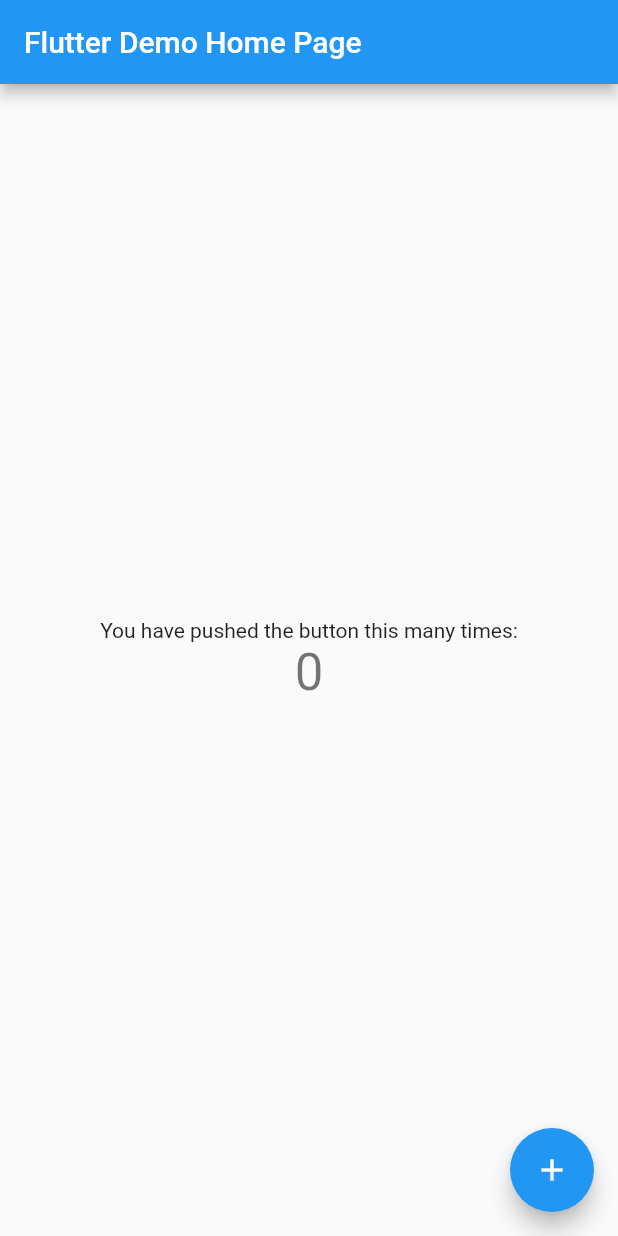
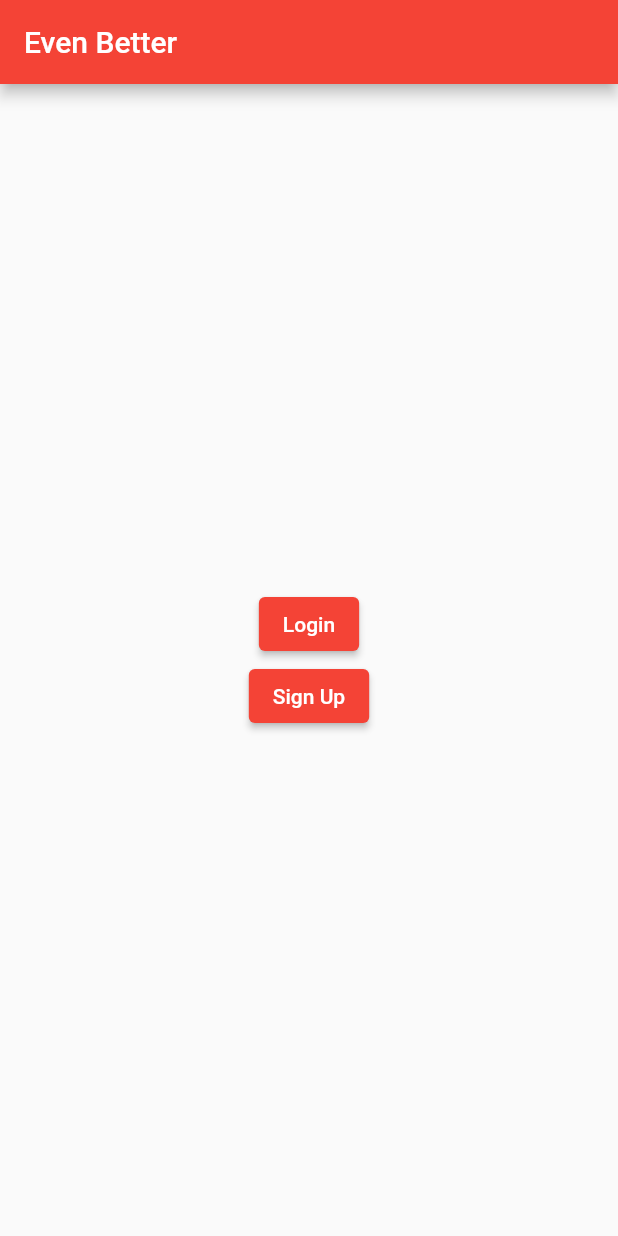
Before and after one commit to rhit-lakstise/even-better, a Flutter app: the screen it shows after launch, on a phone screen of 412 x 824 dp. Run offline on Flutter 3.47's test engine with Material 2 defaults, Android fonts, the phone set to English and light mode, and no system bars.

Commit message:
basic structure created

```diff
--- /dev/null
+++ b/even_better/lib/homepage.dart
@@ -0,0 +1,26 @@
+import 'package:flutter/material.dart';
+
+import './main.dart';
+class MyHomePage extends StatelessWidget {
+  const MyHomePage({Key? key, required this.title}) : super(key: key);
+
+  void _login() {}
+
+  final String title;
+  @override
+  Widget build(BuildContext context) {
+    return Scaffold(
+      appBar: AppBar(
+        title: const Text(MyApp.appTitle),
+      ),
+      body: Center(
+        child: Column(
+          mainAxisAlignment: MainAxisAlignment.center,
+          children: <Widget>[
+            ElevatedButton(onPressed: _login, child: const Text("Login")),
+            ElevatedButton(onPressed: _login, child: const Text("Sign Up")),
+          ],
+        ),
+      ),
+    );
+  }
--- a/even_better/lib/main.dart
+++ b/even_better/lib/main.dart
@@ -1,4 +1,6 @@
 import 'package:flutter/material.dart';
+
+import './homepage.dart';
 
 void main() {
   runApp(const MyApp());
@@ -6,110 +8,16 @@
 
 class MyApp extends StatelessWidget {
   const MyApp({Key? key}) : super(key: key);
-
-  // This widget is the root of your application.
+  static const appTitle = "Even Better";
   @override
   Widget build(BuildContext context) {
     return MaterialApp(
-      title: 'Flutter Demo',
+      title: MyApp.appTitle,
       theme: ThemeData(
-        // This is the theme of your application.
-        //
-        // Try running your application with "flutter run". You'll see the
-        // application has a blue toolbar. Then, without quitting the app, try
-        // changing the primarySwatch below to Colors.green and then invoke
-        // "hot reload" (press "r" in the console where you ran "flutter run",
-        // or simply save your changes to "hot reload" in a Flutter IDE).
-        // Notice that the counter didn't reset back to zero; the application
-        // is not restarted.
-        primarySwatch: Colors.blue,
+        //TODO: make a custom color with the rose color palette
+        primarySwatch: Colors.red,
       ),
-      home: const MyHomePage(title: 'Flutter Demo Home Page'),
+      home: const MyHomePage(title: MyApp.appTitle),
     );
   }
 }
-
-class MyHomePage extends StatefulWidget {
-  const MyHomePage({Key? key, required this.title}) : super(key: key);
-
-  // This widget is the home page of your application. It is stateful, meaning
-  // that it has a State object (defined below) that contains fields that affect
-  // how it looks.
-
-  // This class is the configuration for the state. It holds the values (in this
-  // case the title) provided by the parent (in this case the App widget) and
-  // used by the build method of the State. Fields in a Widget subclass are
-  // always marked "final".
-
-  final String title;
-
-  @override
-  State<MyHomePage> createState() => _MyHomePageState();
-}
-
-class _MyHomePageState extends State<MyHomePage> {
-  int _counter = 0;
-
-  void _incrementCounter() {
-    setState(() {
-      // This call to setState tells the Flutter framework that something has
-      // changed in this State, which causes it to rerun the build method below
-      // so that the display can reflect the updated values. If we changed
-      // _counter without calling setState(), then the build method would not be
-      // called again, and so nothing would appear to happen.
-      _counter++;
-    });
-  }
-
-  @override
-  Widget build(BuildContext context) {
-    // This method is rerun every time setState is called, for instance as done
-    // by the _incrementCounter method above.
-    //
-    // The Flutter framework has been optimized to make rerunning build methods
-    // fast, so that you can just rebuild anything that needs updating rather
-    // than having to individually change instances of widgets.
-    return Scaffold(
-      appBar: AppBar(
-        // Here we take the value from the MyHomePage object that was created by
-        // the App.build method, and use it to set our appbar title.
-        title: Text(widget.title),
-      ),
-      body: Center(
-        // Center is a layout widget. It takes a single child and positions it
-        // in the middle of the parent.
-        child: Column(
-          // Column is also a layout widget. It takes a list of children and
-          // arranges them vertically. By default, it sizes itself to fit its
-          // children horizontally, and tries to be as tall as its parent.
-          //
-          // Invoke "debug painting" (press "p" in the console, choose the
-          // "Toggle Debug Paint" action from the Flutter Inspector in Android
-          // Studio, or the "Toggle Debug Paint" command in Visual Studio Code)
-          // to see the wireframe for each widget.
-          //
-          // Column has various properties to control how it sizes itself and
-          // how it positions its children. Here we use mainAxisAlignment to
-          // center the children vertically; the main axis here is the vertical
-          // axis because Columns are vertical (the cross axis would be
-          // horizontal).
-          mainAxisAlignment: MainAxisAlignment.center,
-          children: <Widget>[
-            const Text(
-              'You have pushed the button this many times:',
-            ),
-            Text(
-              '$_counter',
-              style: Theme.of(context).textTheme.headline4,
-            ),
-          ],
-        ),
-      ),
-      floatingActionButton: FloatingActionButton(
-        onPressed: _incrementCounter,
-        tooltip: 'Increment',
-        child: const Icon(Icons.add),
-      ), // This trailing comma makes auto-formatting nicer for build methods.
-    );
-  }
-}
```
